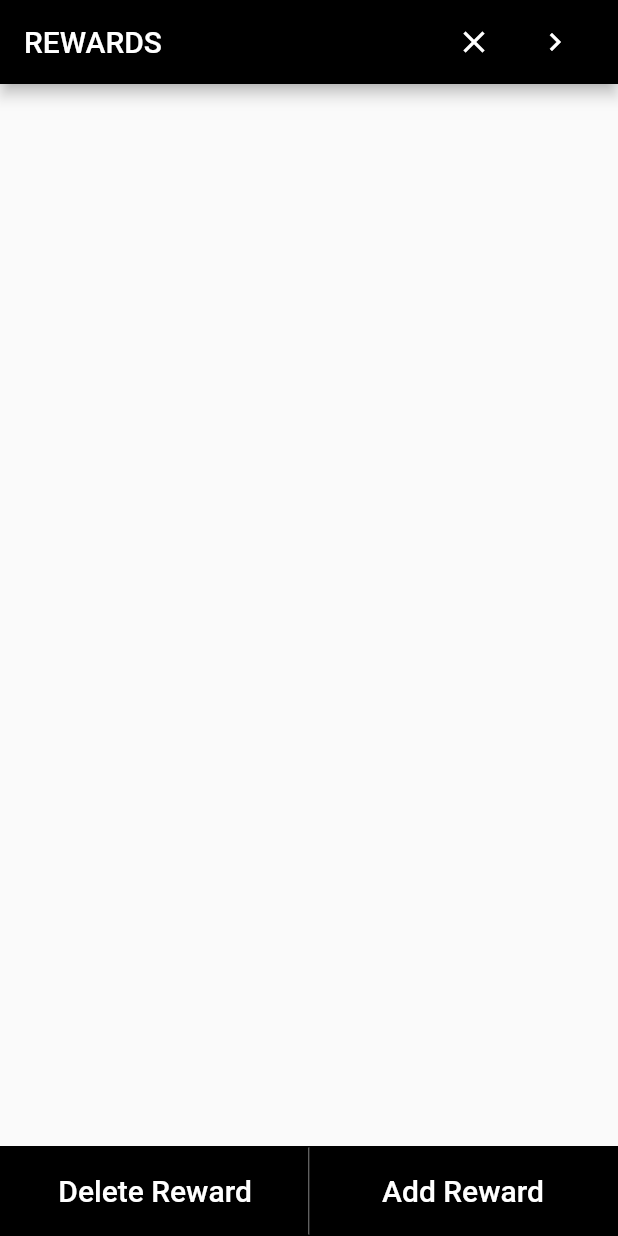
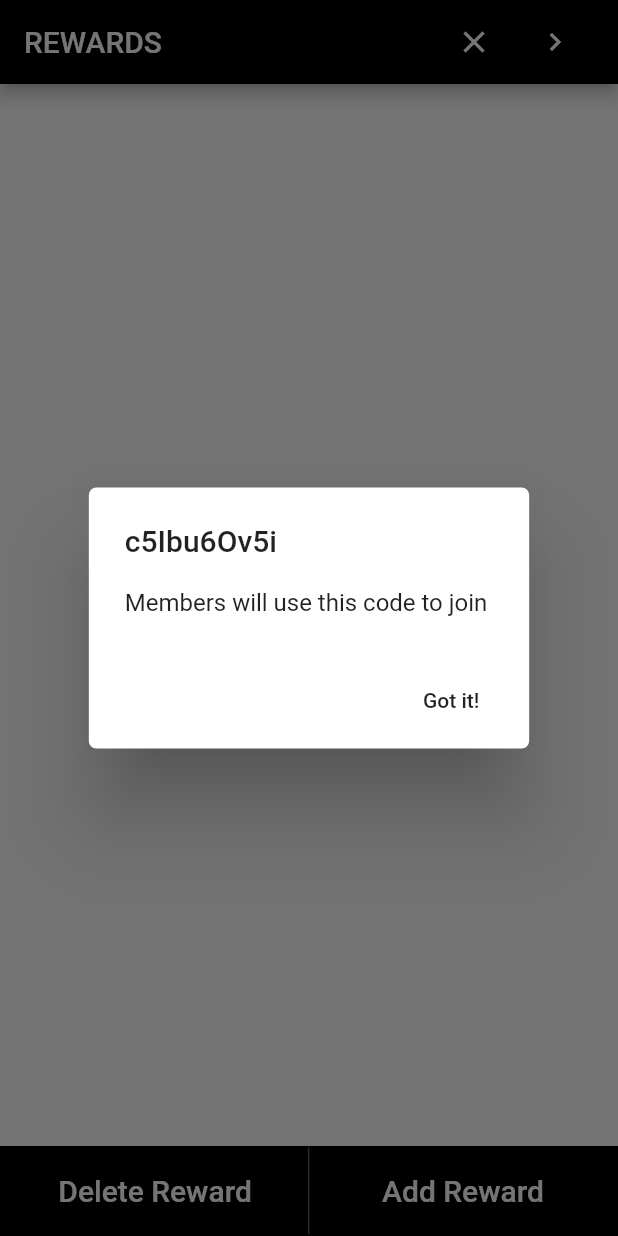
Before and after one commit to shamsiareeb/Yoodoo, a Flutter app: the GroupInfo screen opened directly, after a tap on "NEXT", after a tap on the "keyboard arrow right" icon, on a phone screen of 412 x 824 dp. Run offline on Flutter 3.47's test engine with Material 2 defaults, Android fonts, the phone set to English and light mode, and no system bars; our stand-ins replace cloud_firestore, firebase_auth, random_string; accounts and stored records are empty; project files that could hold a hidden picture were left out.

Commit message:
Backend portion of creating a group completed.

```diff
--- a/lib/configure_rewards.dart
+++ b/lib/configure_rewards.dart
@@ -2,17 +2,22 @@ import 'package:cloud_firestore/cloud_firestore.dart';
 import 'package:firebase_auth/firebase_auth.dart';
 import 'package:flutter/cupertino.dart';
 import 'package:flutter/material.dart';
-import 'dialogues.dart';
+import 'package:yoodoo/group_info.dart';
+import 'package:yoodoo/dialogues.dart';
 import 'package:yoodoo/login_screen.dart';
+import 'package:random_string/random_string.dart';
+import 'dart:math' show Random;
+
 
 var rewards = List();
 var yoodoos = List();
+var groupId;
 
 class ConfigureRewards extends StatefulWidget{
-  _RewardScreen createState() => new _RewardScreen();
+  RewardScreen createState() => new RewardScreen();
 }
 
-class _RewardScreen extends State<ConfigureRewards> {
+class RewardScreen extends State<ConfigureRewards> {
 
   final CollectionReference groupsCollection = Firestore.instance.collection('groups');
   Widget build(BuildContext context) {
@@ -30,7 +35,7 @@ class _RewardScreen extends State<ConfigureRewards> {
             padding: EdgeInsets.only(right: 30.0),
             child: GestureDetector(
               onTap: () {
-                popupDialog9(context);
+                popupDiscardGroup(context);
               },
               child: Icon(
                   Icons.clear
@@ -41,6 +46,8 @@ class _RewardScreen extends State<ConfigureRewards> {
             padding: EdgeInsets.only(right: 30.0),
             child: GestureDetector(
               onTap: () {
+                initGroup(user);//FirebaseUser user imported from login_screen.dart
+                popupShowGroupId(context, groupId);
               },
               child: Icon(
                   Icons.keyboard_arrow_right
@@ -173,12 +180,14 @@ class _RewardScreen extends State<ConfigureRewards> {
   }
 
   Future initGroup(FirebaseUser user) async{
-
-      return await groupsCollection.document(user.uid).setData({
-        'flag': true,
-        'name': '',
-        'workplace':'',
-        'designation':''
-      });
+    groupId = randomAlphaNumeric(10);
+    return await groupsCollection.document(groupId).setData({
+      'owner': user.uid,
+      'rewards': rewards,
+      'yoodoos': yoodoos,
+      'groupCode': groupId,
+      'groupName': groupName,
+      'groupDescription': groupDescription
+    });
   }
 }
--- a/lib/dialogues.dart
+++ b/lib/dialogues.dart
@@ -460,3 +460,75 @@ void popupDialog15(BuildContext context) {
       barrierDismissible: false
   );
 }
+
+void popupDiscardGroup(BuildContext context) {
+  showDialog(
+      context: context,
+      builder: (context) {
+        return new WillPopScope(
+            onWillPop: () async => false,
+            child:AlertDialog(
+                shape: RoundedRectangleBorder(
+                    borderRadius: BorderRadius.circular(5.0)
+                ),
+                title: Text("Yoodoo"),
+                content: Text('Discard this group?'),
+                actions: <Widget>[
+                  FlatButton(
+                    child: Text("Yes"),
+                    onPressed: () {
+                      Navigator.of(context).pop();
+                      Navigator.of(context).pop();
+                      yoodoos.clear();
+                      rewards.clear();
+                      Navigator.pushReplacement(
+                        context,
+                        MaterialPageRoute(builder: (context) => HomeScreen()),
+                      );
+                    },
+                  ),
+                  FlatButton(
+                    child: Text("No"),
+                    onPressed: () {
+                      Navigator.of(context).pop();
+                    },
+                  )
+                ]
+            )
+        );
+      },
+      barrierDismissible: false
+  );
+}
+
+void popupShowGroupId(BuildContext context, var groupId) {
+  showDialog(
+      context: context,
+      builder: (context) {
+        return new WillPopScope(
+            onWillPop: () async => false,
+            child:AlertDialog(
+                shape: RoundedRectangleBorder(
+                    borderRadius: BorderRadius.circular(5.0)
+                ),
+                title: Text(groupId),
+                content: Text('Members will use this code to join ' + groupName),
+                actions: <Widget>[
+                  FlatButton(
+                    child: Text("Got it!"),
+                    onPressed: () {
+                      Navigator.of(context).pop();
+                      Navigator.of(context).pop();
+                      Navigator.pushReplacement(
+                        context,
+                        MaterialPageRoute(builder: (context) => HomeScreen()),
+                      );
+                    },
+                  )
+                ]
+            )
+        );
+      },
+      barrierDismissible: false
+  );
+}
--- a/lib/group_info.dart
+++ b/lib/group_info.dart
@@ -3,9 +3,10 @@ import 'package:flutter/cupertino.dart';
 import 'package:yoodoo/validators.dart';
 import 'package:yoodoo/home_screen.dart';
 import 'package:yoodoo/dialogues.dart';
-
 import 'configure_rewards.dart';
 
+
+String groupName='', groupDescription = '';
 class GroupInfo extends StatefulWidget {
   @override
   _GroupInfoState createState() => new _GroupInfoState();
@@ -65,6 +66,7 @@ class _GroupInfoState extends State<GroupInfo> {
                     TextFormField(
                       maxLength: 30,
                       validator: blankValidator,
+                      onSaved: (input) => groupName = input,
                       decoration: InputDecoration(
                         counterText: '',
                         hintText: "Max 30 characters",
@@ -95,6 +97,7 @@ class _GroupInfoState extends State<GroupInfo> {
                     TextFormField(
                       maxLength: 60,
                       validator: blankValidator,
+                      onSaved: (input) => groupDescription = input,
                       decoration: InputDecoration(
                         counterText: '',
                         hintText: "Max 60 characters",
@@ -126,6 +129,9 @@ class _GroupInfoState extends State<GroupInfo> {
                         ),
                       ),
                       onTap: (){
+                        if (_formkey.currentState.validate()) {
+                          _formkey.currentState.save();
+                          }
                         Navigator.pushReplacement(
                           context,
                           MaterialPageRoute(builder: (context) => ConfigureRewards()),
--- a/lib/home_screen.dart
+++ b/lib/home_screen.dart
@@ -6,7 +6,7 @@ import 'dart:math' as math;
 import 'package:yoodoo/login_screen.dart';
 import 'package:yoodoo/profile_screen.dart';
 
-String groupname = '';
+
 class HomeScreen extends StatefulWidget {
   @override
   _HomeScreenState createState() => new _HomeScreenState();
--- a/pubspec.yaml
+++ b/pubspec.yaml
@@ -25,6 +25,9 @@ dependencies:
   firebase_auth: ^0.14.0+5
 
   cloud_firestore: ^0.13.5
+
+  random_string: ^2.0.1
+
 
   # The following adds the Cupertino Icons font to your application.
   # Use with the CupertinoIcons class for iOS style icons.
```
Also changed, not shown: pubspec.lock.
